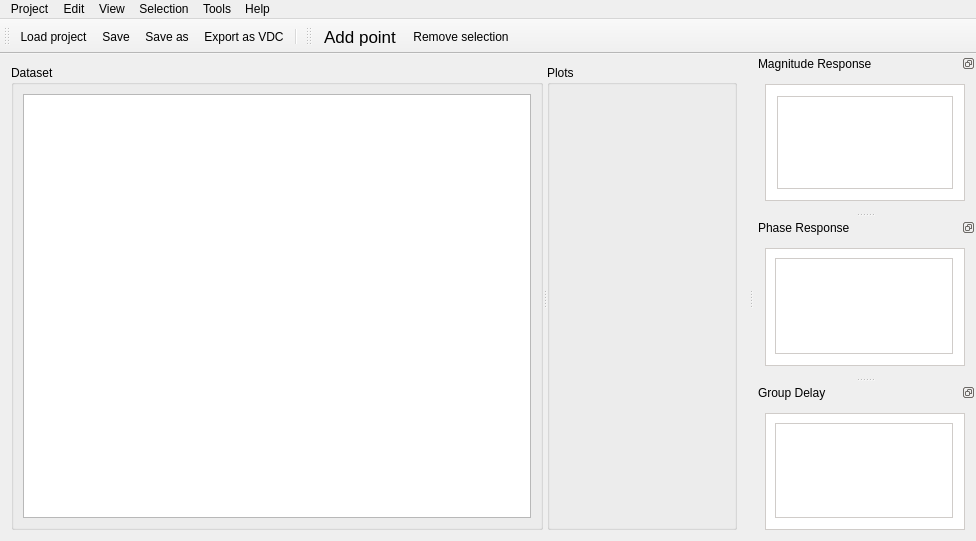
First picture: the form in VdcEditorWindow.ui, repository timschneeb/DDCToolbox, before the edit.
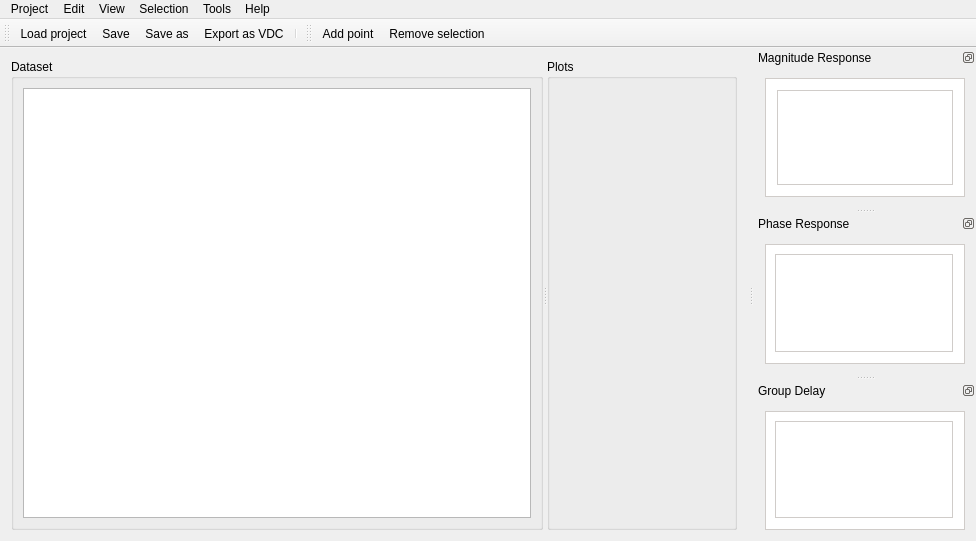
Second picture: the form after the edit. Icons and pictures are not drawn. Custom widgets are drawn as their Qt base class.

Commit message: Fix tool button font size on Windows

Patch:
```diff
--- a/VdcEditorWindow.ui
+++ b/VdcEditorWindow.ui
@@ -380,11 +380,6 @@
    <property name="toolTip">
     <string>Add point</string>
    </property>
-   <property name="font">
-    <font>
-     <pointsize>13</pointsize>
-    </font>
-   </property>
    <property name="shortcut">
     <string>Ctrl+N</string>
    </property>
```
The commit also changes 1 other file.
